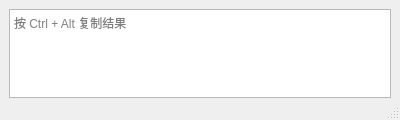
Neo-513/project-qt, file src/calculator_ui.ui: the form before one commit.
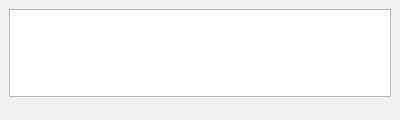
The form after the commit.

The edit to the form file:
```diff
--- a/src/calculator_ui.ui
+++ b/src/calculator_ui.ui
@@ -15,19 +15,21 @@
   </property>
   <widget class="QWidget" name="centralwidget">
    <layout class="QGridLayout" name="gridLayout">
-    <property name="bottomMargin">
+    <property name="verticalSpacing">
      <number>0</number>
     </property>
-    <item row="0" column="0">
-     <widget class="QPlainTextEdit" name="plainTextEdit">
-      <property name="placeholderText">
-       <string>按 Ctrl + Alt 复制结果</string>
+    <item row="1" column="0">
+     <widget class="QPlainTextEdit" name="plainTextEdit"/>
+    </item>
+    <item row="2" column="0">
+     <widget class="QLabel" name="label">
+      <property name="textInteractionFlags">
+       <set>Qt::TextInteractionFlag::LinksAccessibleByMouse|Qt::TextInteractionFlag::TextSelectableByMouse</set>
       </property>
      </widget>
     </item>
    </layout>
   </widget>
-  <widget class="QStatusBar" name="statusbar"/>
  </widget>
  <resources/>
  <connections/>
```
